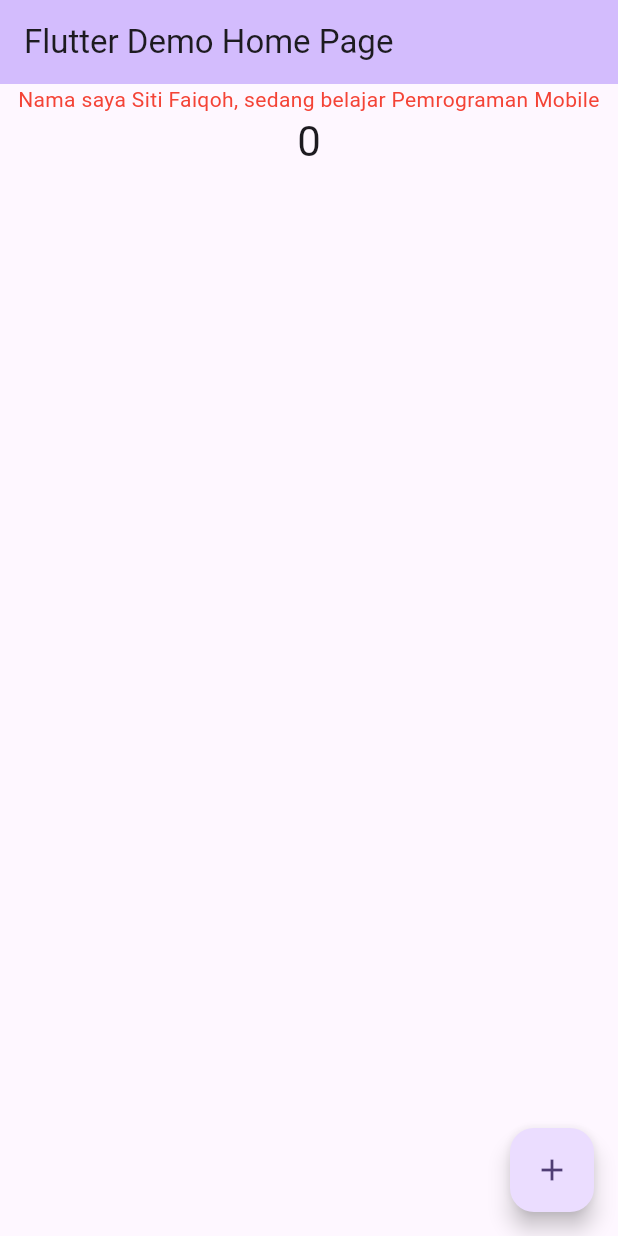
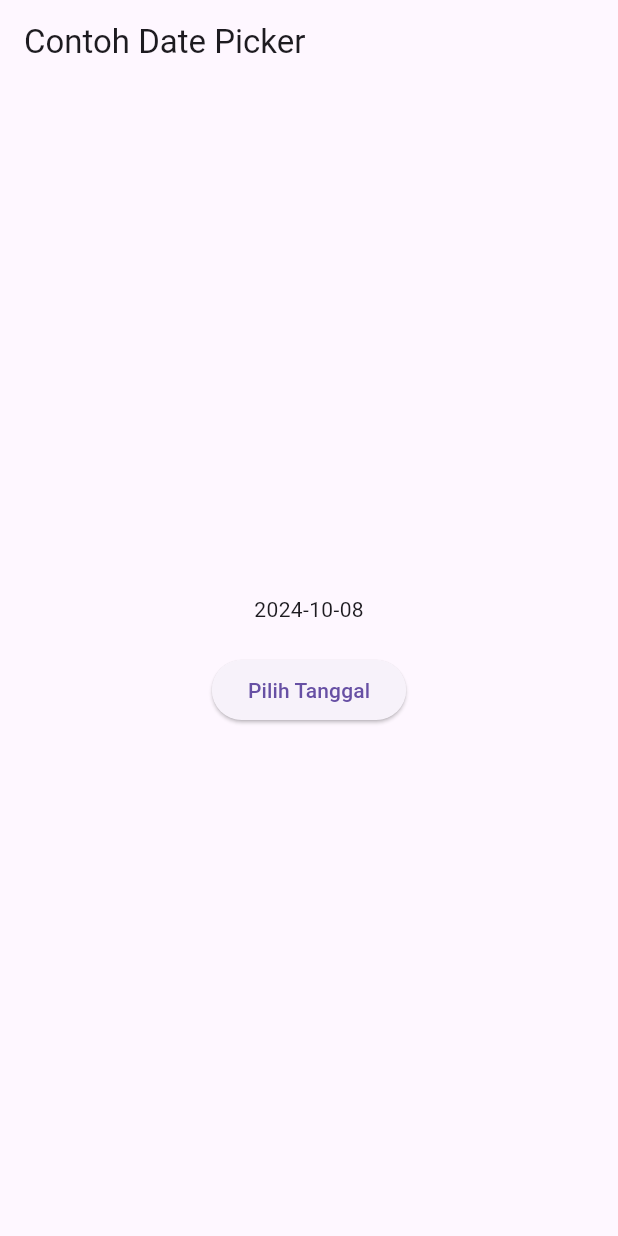
Before and after one commit to faiqoh04/Pemrograman-Mobile, a Flutter app: the screen it shows after launch, on a phone screen of 412 x 824 dp. Run offline on Flutter 3.47's test engine with Material 3 defaults, Android fonts, the phone set to English and light mode, and no system bars.

Commit message:
Jobsheet 5 | Praktikum 1 - 5

```diff
--- a/Pertemuan 5/hello_word/lib/main.dart
+++ b/Pertemuan 5/hello_word/lib/main.dart
@@ -1,84 +1,309 @@
+// import 'package:flutter/material.dart';
+// import 'basic_widgets/text_widget.dart'; // Mengimpor MyTextWidget
+// import 'basic_widgets/image_widgets.dart'; // Mengimpor MyImageWidget
+// import 'basic_widgets/loading_cupertino.dart'; // Impor LoadingCupertino
+// import 'basic_widgets/fab_widget.dart'; // Impor FabWidget
+
+// Praktikum 4 Langkah 1 2 dan 5 Langkah 1 2
+
+// void main() {
+//   runApp(const MyApp());
+// }
+
+// class MyApp extends StatelessWidget {
+//   const MyApp({super.key});
+
+//   @override
+//   Widget build(BuildContext context) {
+//     return MaterialApp(
+//       title: 'Flutter Demo',
+//       theme: ThemeData(
+//         colorScheme: ColorScheme.fromSeed(seedColor: Colors.deepPurple),
+//         useMaterial3: true,
+//       ),
+//       home: const MyHomePage(title: 'Flutter Demo Home Page'),
+//     );
+//   }
+// }
+
+// class MyHomePage extends StatefulWidget {
+//   const MyHomePage({super.key, required this.title});
+
+//   final String title;
+
+//   @override
+//   State<MyHomePage> createState() => _MyHomePageState();
+// }
+
+// class _MyHomePageState extends State<MyHomePage> {
+//   int _counter = 0;
+
+//   void _incrementCounter() {
+//     setState(() {
+//       _counter++;
+//     });
+//   }
+
+//   @override
+//   Widget build(BuildContext context) {
+//     return Scaffold(
+//       appBar: AppBar(
+//         backgroundColor: Theme.of(context).colorScheme.inversePrimary,
+//         title: Text(widget.title),
+//       ),
+//       body: SingleChildScrollView(
+//         child: Center(
+//           child: Column(
+//             mainAxisAlignment: MainAxisAlignment.center,
+//             children: <Widget>[
+//               const MyTextWidget(), // Gunakan MyTextWidget
+//               // const MyImageWidget(), // Gunakan MyImageWidget
+//               // const LoadingCupertino(), // Gunakan LoadingCupertino
+//               // const FabWidget(), // Panggil FabWidget di sini
+
+//               Text(
+//                 '$_counter',
+//                 style: Theme.of(context).textTheme.headlineMedium,
+//               ),
+//             ],
+//           ),
+//         ),
+//       ),
+//       floatingActionButton: FloatingActionButton(
+//         onPressed: _incrementCounter,
+//         tooltip: 'Increment',
+//         child: const Icon(Icons.add),
+//       ),
+//     );
+//   }
+// }
+
+import 'dart:async';
 import 'package:flutter/material.dart';
-import 'basic_widgets/text_widget.dart'; // Mengimpor MyTextWidget
-import 'basic_widgets/image_widgets.dart'; // Mengimpor MyImageWidget
-import 'basic_widgets/loading_cupertino.dart'; // Impor LoadingCupertino
-import 'basic_widgets/fab_widget.dart'; // Impor FabWidget
-import 'basic_widgets/scaffold_widget.dart'; // Impor ScaffoldWidget
-import 'basic_widgets/dialog_widget.dart'; // Impor DialogWidget
-import 'basic_widgets/text_field_widget.dart'; // Impor TextFieldWidget
-import 'basic_widgets/date_picker_widget.dart'; // Impor DatePickerWidget
 
 void main() {
   runApp(const MyApp());
 }
 
+// Praktikum 5 Langkah 3: Scaffold Widget
+
+// class MyApp extends StatelessWidget {
+//   const MyApp({Key? key}) : super(key: key);
+
+//   // This widget is the root of your application.
+//   @override
+//   Widget build(BuildContext context) {
+//     return MaterialApp(
+//       title: 'Flutter Demo',
+//       theme: ThemeData(
+//         primarySwatch: Colors.red,
+//       ),
+//       home: const MyHomePage(title: 'My Increment App'),
+//     );
+//   }
+// }
+
+// class MyHomePage extends StatefulWidget {
+//   const MyHomePage({Key? key, required this.title}) : super(key: key);
+
+//   final String title;
+
+//   @override
+//   State<MyHomePage> createState() => _MyHomePageState();
+// }
+
+// class _MyHomePageState extends State<MyHomePage> {
+//   int _counter = 0;
+
+//   void _incrementCounter() {
+//     setState(() {
+//       _counter++;
+//     });
+//   }
+
+//   @override
+//   Widget build(BuildContext context) {
+//     return Scaffold(
+//       appBar: AppBar(
+//         title: Text(widget.title),
+//       ),
+//       body: Center(
+//         child: Column(
+//           mainAxisAlignment: MainAxisAlignment.center,
+//           children: <Widget>[
+//             const Text(
+//               'You have pushed the button this many times:',
+//             ),
+//             Text(
+//               '$_counter',
+//               style: Theme.of(context).textTheme.headlineMedium,
+//             ),
+//           ],
+//         ),
+//       ),
+//       bottomNavigationBar: BottomAppBar(
+//         child: Container(
+//           height: 50.0,
+//         ),
+//       ),
+//       floatingActionButton: FloatingActionButton(
+//         onPressed: _incrementCounter,
+//         tooltip: 'Increment Counter',
+//         child: const Icon(Icons.add),
+//       ),
+//       floatingActionButtonLocation: FloatingActionButtonLocation.centerDocked,
+//     );
+//   }
+// }
+
+// Praktikum 5 Langkah 4: Dialog Widget
+
+// class MyApp extends StatelessWidget {
+//   const MyApp({Key? key}) : super(key: key);
+
+//   @override
+//   Widget build(BuildContext context) {
+//     return const MaterialApp(
+//       home: Scaffold(
+//         body: MyLayout(),
+//       ),
+//     );
+//   }
+// }
+
+// class MyLayout extends StatelessWidget {
+//   const MyLayout({Key? key}) : super(key: key);
+
+//   @override
+//   Widget build(BuildContext context) {
+//     return Padding(
+//       padding: const EdgeInsets.all(8.0),
+//       child: ElevatedButton(
+//         child: const Text('Show alert'),
+//         onPressed: () {
+//           showAlertDialog(context);
+//         },
+//       ),
+//     );
+//   }
+// }
+
+// showAlertDialog(BuildContext context) {
+//   // set up the button
+//   Widget okButton = TextButton(
+//     child: const Text("OK"),
+//     onPressed: () {
+//       Navigator.pop(context);
+//     },
+//   );
+
+//   // set up the AlertDialog
+//   AlertDialog alert = AlertDialog(
+//     title: const Text("My title"),
+//     content: const Text("This is my message."),
+//     actions: [
+//       okButton,
+//     ],
+//   );
+
+//   // show the dialog
+//   showDialog(
+//     context: context,
+//     builder: (BuildContext context) {
+//       return alert;
+//     },
+//   );
+// }
+
+// Praktikum 5 Langkah 5: Input dan Selection Widget
+
+// class MyApp extends StatelessWidget {
+//   const MyApp({Key? key}) : super(key: key);
+
+//   @override
+//   Widget build(BuildContext context) {
+//     return MaterialApp(
+//       home: Scaffold(
+//         appBar: AppBar(title: const Text("Contoh TextField")),
+//         body: const TextField(
+//           obscureText: false,
+//           decoration: InputDecoration(
+//             border: OutlineInputBorder(),
+//             labelText: 'Nama',
+//           ),
+//         ),
+//       ),
+//     );
+//   }
+// }
+
+// Praktikum 5 Langkah 6: Date and Time Pickers
+
 class MyApp extends StatelessWidget {
-  const MyApp({super.key});
+  const MyApp({Key? key}) : super(key: key);
 
   @override
   Widget build(BuildContext context) {
-    return MaterialApp(
-      title: 'Flutter Demo',
-      theme: ThemeData(
-        colorScheme: ColorScheme.fromSeed(seedColor: Colors.deepPurple),
-        useMaterial3: true,
-      ),
-      home: const MyHomePage(title: 'Flutter Demo Home Page'),
+    return const MaterialApp(
+      title: 'Contoh Date Picker',
+      home: MyHomePage(title: 'Contoh Date Picker'),
     );
   }
 }
 
 class MyHomePage extends StatefulWidget {
-  const MyHomePage({super.key, required this.title});
+  const MyHomePage({Key? key, required this.title}) : super(key: key);
 
   final String title;
 
   @override
-  State<MyHomePage> createState() => _MyHomePageState();
+  _MyHomePageState createState() => _MyHomePageState();
 }
 
 class _MyHomePageState extends State<MyHomePage> {
-  int _counter = 0;
+  // Variable/State untuk mengambil tanggal
+  DateTime selectedDate = DateTime.now();
 
-  void _incrementCounter() {
+  //  Initial SelectDate FLutter
+  Future<void> _selectDate(BuildContext context) async {
+    // Initial DateTime FIinal Picked
+    final DateTime? picked = await showDatePicker(
+        context: context,
+        initialDate: selectedDate,
+        firstDate: DateTime(2015, 8),
+        lastDate: DateTime(2101));
+    if (picked != null && picked != selectedDate) {
       setState(() {
-      _counter++;
+        selectedDate = picked;
       });
+    }
   }
 
   @override
   Widget build(BuildContext context) {
     return Scaffold(
       appBar: AppBar(
-        backgroundColor: Theme.of(context).colorScheme.inversePrimary,
         title: Text(widget.title),
       ),
-      body: SingleChildScrollView(
-        child: Center(
+      body: Center(
         child: Column(
-            mainAxisAlignment: MainAxisAlignment.center,
+          mainAxisSize: MainAxisSize.min,
           children: <Widget>[
-              const MyTextWidget(), // Gunakan MyTextWidget
-              // const MyImageWidget(), // Gunakan MyImageWidget
-              // const LoadingCupertino(), // Gunakan LoadingCupertino
-              // const FabWidget(), // Panggil FabWidget di sini
-              // const ScaffoldWidget(), // Panggil ScaffoldWidget di sini
-              // const DialogWidget(), // Panggil DialogWidget di sini
-              // const TextFieldWidget(), // Panggil TextFieldWidget di sini
-              // const DatePickerWidget(), // Panggil DatePickerWidget di sini
-              Text(
-                '$_counter',
-                style: Theme.of(context).textTheme.headlineMedium,
+            Text("${selectedDate.toLocal()}".split(' ')[0]),
+            const SizedBox(
+              height: 20.0,
+            ),
+            ElevatedButton(
+              onPressed: () => {
+                _selectDate(context),
+                // ignore: avoid_print
+                print(selectedDate.day + selectedDate.month + selectedDate.year)
+              },
+              child: const Text('Pilih Tanggal'),
             ),
           ],
         ),
       ),
-      ),
-      floatingActionButton: FloatingActionButton(
-        onPressed: _incrementCounter,
-        tooltip: 'Increment',
-        child: const Icon(Icons.add),
-      ),
     );
   }
 }
```
Also changed, not shown: Pertemuan 5/hello_word/lib/basic_widgets/date_picker_widget.dart (deleted, +0 -45 lines), Pertemuan 5/hello_word/lib/basic_widgets/dialog_widget.dart (deleted, +0 -45 lines), Pertemuan 5/hello_word/lib/basic_widgets/scaffold_widget.dart (deleted, +0 -54 lines), Pertemuan 5/hello_word/lib/basic_widgets/text_field_widget.dart (deleted, +0 -16 lines). Lines whose indentation alone changed are shown as unchanged.
